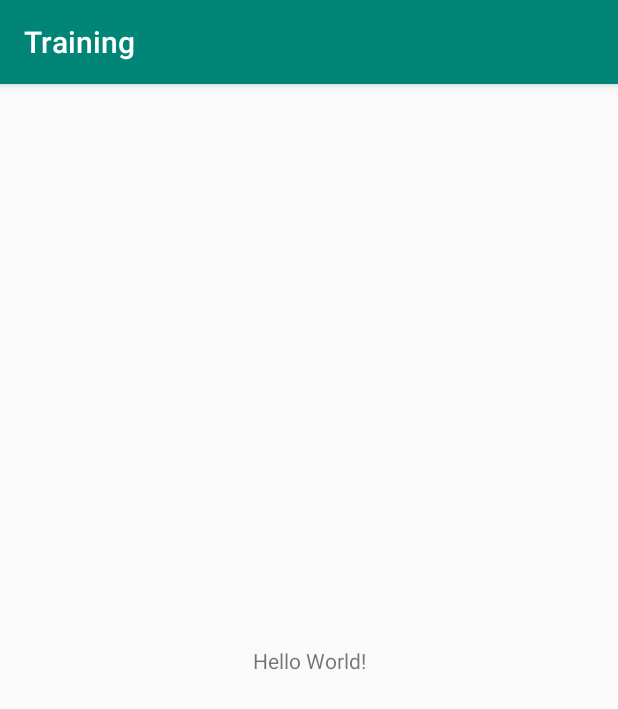
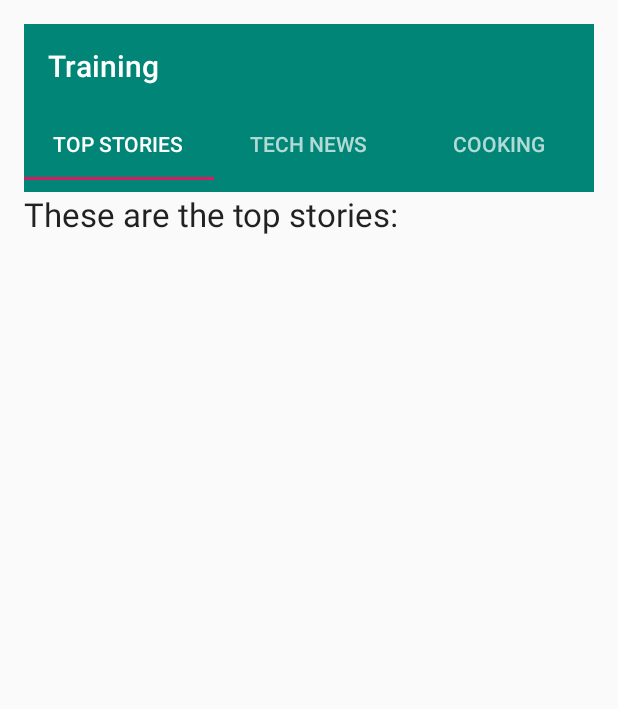
Before and after one commit to simasdanilo/android-training, an Android app: the screen it shows after launch (MainActivity), on a phone screen of 412 x 824 dp. Shown: the top 709 px of the screen. Run offline under Robolectric (Android 15) with nearby library versions, the phone set to English and light mode, and no system bars.

Commit message:
feat: implements lesson 4.4: User navigation

```diff
--- a/app/build.gradle
+++ b/app/build.gradle
@@ -22,6 +22,8 @@ dependencies {
     implementation fileTree(dir: 'libs', include: ['*.jar'])
     implementation 'com.android.support:appcompat-v7:28.0.0'
     implementation 'com.android.support.constraint:constraint-layout:1.1.3'
+    implementation 'com.android.support:support-v4:28.0.0'
+    implementation 'com.android.support:design:28.0.0'
     testImplementation 'junit:junit:4.12'
     androidTestImplementation 'com.android.support.test:runner:1.0.2'
     androidTestImplementation 'com.android.support.test.espresso:espresso-core:3.0.2'
--- a/app/src/main/java/com/simasdanilo/training/MainActivity.java
+++ b/app/src/main/java/com/simasdanilo/training/MainActivity.java
@@ -1,7 +1,10 @@
 package com.simasdanilo.training;
 
+import android.os.Bundle;
+import android.support.design.widget.TabLayout;
+import android.support.v4.view.ViewPager;
 import android.support.v7.app.AppCompatActivity;
-import android.os.Bundle;
+import android.support.v7.widget.Toolbar;
 
 public class MainActivity extends AppCompatActivity {
 
@@ -9,5 +12,60 @@ public class MainActivity extends AppCompatActivity {
     protected void onCreate(Bundle savedInstanceState) {
         super.onCreate(savedInstanceState);
         setContentView(R.layout.activity_main);
+        this.setupViews();
+
     }
+
+    private void setupViews() {
+        // Create an instance of the tab layout from the view.
+        TabLayout tabLayout = findViewById(R.id.tab_layout);
+
+        this.setupToolbar();
+        this.setupTabBar(tabLayout);
+        this.setupPagerAdapter(tabLayout);
+    }
+
+    private void setupToolbar() {
+        Toolbar toolbar = findViewById(R.id.toolbar);
+        setSupportActionBar(toolbar);
+    }
+
+    private void setupTabBar(TabLayout tabLayout) {
+        // Set the text for each tab.
+        tabLayout.addTab(tabLayout.newTab().setText(R.string.tab_label1));
+        tabLayout.addTab(tabLayout.newTab().setText(R.string.tab_label2));
+        tabLayout.addTab(tabLayout.newTab().setText(R.string.tab_label3));
+
+        // Set the tabs to fill the entire layout.
+        tabLayout.setTabGravity(TabLayout.GRAVITY_FILL);
+    }
+
+    private void setupPagerAdapter(TabLayout tabLayout) {
+        // Use PagerAdapter to manage page views in fragments.
+        // Each page is represented by its own fragment.
+        final ViewPager viewPager = findViewById(R.id.pager);
+        final PagerAdapter adapter = new PagerAdapter
+                (getSupportFragmentManager(), tabLayout.getTabCount());
+        viewPager.setAdapter(adapter);
+        // Setting a listener for clicks.
+        viewPager.addOnPageChangeListener(new TabLayout.TabLayoutOnPageChangeListener(tabLayout));
+
+        tabLayout.addOnTabSelectedListener(
+                new TabLayout.OnTabSelectedListener() {
+                                                       @Override
+                                                       public void onTabSelected(TabLayout.Tab tab) {
+                                                           viewPager.setCurrentItem(tab.getPosition());
+                                                       }
+
+                                                       @Override
+                                                       public void onTabUnselected(TabLayout.Tab tab) {
+                                                       }
+
+                                                       @Override
+                                                       public void onTabReselected(TabLayout.Tab tab) {
+                                                       }
+                                                   });
+    }
+
+
 }
--- /dev/null
+++ b/app/src/main/java/com/simasdanilo/training/PagerAdapter.java
@@ -0,0 +1,30 @@
+package com.simasdanilo.training;
+
+import android.support.v4.app.Fragment;
+import android.support.v4.app.FragmentManager;
+import android.support.v4.app.FragmentStatePagerAdapter;
+
+public class PagerAdapter extends FragmentStatePagerAdapter {
+    int numOfTabs;
+
+    public PagerAdapter(FragmentManager fm, int numOfTabs) {
+        super(fm);
+        this.numOfTabs = numOfTabs;
+    }
+
+    @Override
+    public Fragment getItem(int position) {
+
+        switch (position) {
+            case 0: return new TabFragment1();
+            case 1: return new TabFragment2();
+            case 2: return new TabFragment3();
+            default: return null;
+        }
+    }
+
+    @Override
+    public int getCount() {
+        return numOfTabs;
+    }
+}
--- /dev/null
+++ b/app/src/main/java/com/simasdanilo/training/TabFragment1.java
@@ -0,0 +1,29 @@
+package com.simasdanilo.training;
+
+
+import android.os.Bundle;
+import android.support.v4.app.Fragment;
+import android.view.LayoutInflater;
+import android.view.View;
+import android.view.ViewGroup;
+
+
+/**
+ * A simple {@link Fragment} subclass.
+ */
+public class TabFragment1 extends Fragment {
+
+
+    public TabFragment1() {
+        // Required empty public constructor
+    }
+
+
+    @Override
+    public View onCreateView(LayoutInflater inflater, ViewGroup container,
+                             Bundle savedInstanceState) {
+        // Inflate the layout for this fragment
+        return inflater.inflate(R.layout.fragment_tab_fragment1, container, false);
+    }
+
+}
--- /dev/null
+++ b/app/src/main/java/com/simasdanilo/training/TabFragment2.java
@@ -0,0 +1,29 @@
+package com.simasdanilo.training;
+
+
+import android.os.Bundle;
+import android.support.v4.app.Fragment;
+import android.view.LayoutInflater;
+import android.view.View;
+import android.view.ViewGroup;
+
+
+/**
+ * A simple {@link Fragment} subclass.
+ */
+public class TabFragment2 extends Fragment {
+
+
+    public TabFragment2() {
+        // Required empty public constructor
+    }
+
+
+    @Override
+    public View onCreateView(LayoutInflater inflater, ViewGroup container,
+                             Bundle savedInstanceState) {
+        // Inflate the layout for this fragment
+        return inflater.inflate(R.layout.fragment_tab_fragment2, container, false);
+    }
+
+}
--- a/app/src/main/res/layout/activity_main.xml
+++ b/app/src/main/res/layout/activity_main.xml
@@ -1,18 +1,36 @@
 <?xml version="1.0" encoding="utf-8"?>
-<android.support.constraint.ConstraintLayout xmlns:android="http://schemas.android.com/apk/res/android"
+<RelativeLayout xmlns:android="http://schemas.android.com/apk/res/android"
     xmlns:app="http://schemas.android.com/apk/res-auto"
     xmlns:tools="http://schemas.android.com/tools"
+    android:id="@+id/activity_main"
     android:layout_width="match_parent"
     android:layout_height="match_parent"
+    android:padding="16dp"
     tools:context=".MainActivity">
 
-    <TextView
-        android:layout_width="wrap_content"
+    <android.support.v7.widget.Toolbar
+        android:id="@+id/toolbar"
+        android:layout_width="match_parent"
         android:layout_height="wrap_content"
-        android:text="Hello World!"
-        app:layout_constraintBottom_toBottomOf="parent"
-        app:layout_constraintLeft_toLeftOf="parent"
-        app:layout_constraintRight_toRightOf="parent"
-        app:layout_constraintTop_toTopOf="parent" />
+        android:layout_alignParentTop="true"
+        android:background="?attr/colorPrimary"
+        android:minHeight="?attr/actionBarSize"
+        android:theme="@style/ThemeOverlay.AppCompat.Dark.ActionBar"
+        app:popupTheme="@style/ThemeOverlay.AppCompat.Light" />
 
-</android.support.constraint.ConstraintLayout>
+    <android.support.design.widget.TabLayout
+        android:id="@+id/tab_layout"
+        android:layout_width="match_parent"
+        android:layout_height="wrap_content"
+        android:layout_below="@id/toolbar"
+        android:background="?attr/colorPrimary"
+        android:minHeight="?attr/actionBarSize"
+        android:theme="@style/ThemeOverlay.AppCompat.Dark.ActionBar" />
+
+    <android.support.v4.view.ViewPager
+        android:id="@+id/pager"
+        android:layout_width="match_parent"
+        android:layout_height="fill_parent"
+        android:layout_below="@id/tab_layout" />
+
+</RelativeLayout>
--- /dev/null
+++ b/app/src/main/res/layout/fragment_tab_fragment1.xml
@@ -0,0 +1,14 @@
+<?xml version="1.0" encoding="utf-8"?>
+<RelativeLayout xmlns:android="http://schemas.android.com/apk/res/android"
+    xmlns:tools="http://schemas.android.com/tools"
+    android:layout_width="match_parent"
+    android:layout_height="match_parent"
+    tools:context=".TabFragment1">
+
+    <TextView
+        android:layout_width="wrap_content"
+        android:layout_height="wrap_content"
+        android:text="@string/tab_1"
+        android:textAppearance="?android:attr/textAppearanceLarge"/>
+
+</RelativeLayout>
--- a/app/src/main/res/values/strings.xml
+++ b/app/src/main/res/values/strings.xml
@@ -1,3 +1,14 @@
 <resources>
     <string name="app_name">Training</string>
+
+    <!-- TODO: Remove or change this placeholder text -->
+    <string name="hello_blank_fragment">Hello blank fragment</string>
+
+    <string name="tab_label1">Top Stories</string>
+    <string name="tab_label2">Tech News</string>
+    <string name="tab_label3">Cooking</string>
+
+    <string name="tab_1">These are the top stories:</string>
+    <string name="tab_2">Tech news you can use:</string>
+    <string name="tab_3">Cooking tips:</string>
 </resources>
--- a/app/src/main/res/values/styles.xml
+++ b/app/src/main/res/values/styles.xml
@@ -6,6 +6,9 @@
         <item name="colorPrimary">@color/colorPrimary</item>
         <item name="colorPrimaryDark">@color/colorPrimaryDark</item>
         <item name="colorAccent">@color/colorAccent</item>
+        <!-- Other style attributes -->
+        <item name="windowActionBar">false</item>
+        <item name="windowNoTitle">true</item>
     </style>
 
 </resources>
```
Also changed, not shown: app/src/main/java/com/simasdanilo/training/TabFragment3.java (added, +29 -0 lines), app/src/main/res/layout/fragment_tab_fragment2.xml (added, +14 -0 lines), app/src/main/res/layout/fragment_tab_fragment3.xml (added, +14 -0 lines).
